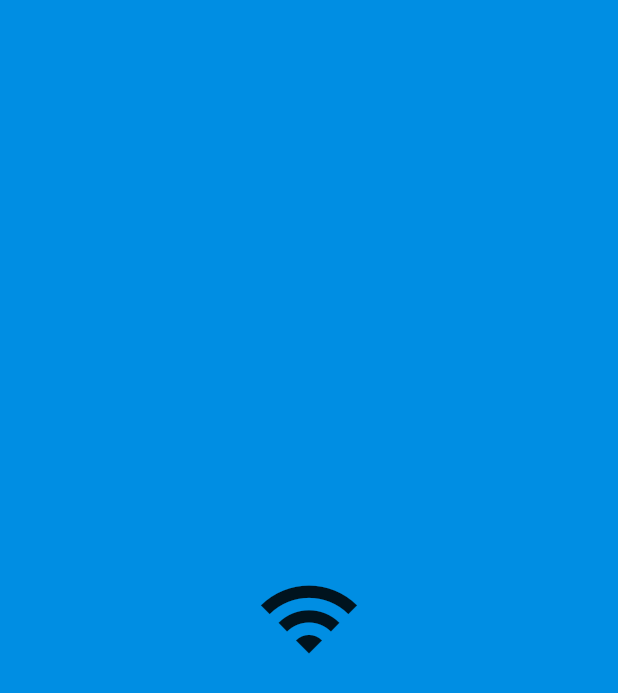
After one commit to huazi2016/flutter_study, a Flutter app: the SplashRoute screen opened by its route, on a phone screen of 412 x 824 dp. The commit adds this screen. Shown: the top 693 px of the screen. Run offline on Flutter 3.47's test engine with Material 2 defaults, Android fonts, the phone set to English and light mode, and no system bars; our stand-ins replace dio, shared_preferences, toast, webview_flutter; accounts and stored records are empty.

Commit message:
架构搭建

```diff
--- /dev/null
+++ b/lib/base/Global.dart
@@ -0,0 +1,40 @@
+import 'package:flutter_study/net/Net.dart';
+import 'package:shared_preferences/shared_preferences.dart';
+
+const String _key_profile = "_key_profile";
+
+class Global {
+  static SharedPreferences _prefs;
+
+  static SharedPreferences get prefs => _prefs; //登录用户信息
+
+  // 是否为release版
+  static bool get isRelease => true;
+
+  static Future init() async {
+    final stopwatch = Stopwatch()..start();
+
+    try {
+      //kv存储
+      _prefs = await SharedPreferences.getInstance();
+      var jsonString = _prefs.getString(_key_profile);
+      print("历史存储$jsonString");
+    } catch (e) {
+      print(e);
+    }
+    //网络库初始化
+    GitNet.init();
+    var diff = 3 * 1000 - stopwatch.elapsedMilliseconds;
+    diff = diff < 0 ? 0 : diff;
+    print("初始化耗时:$diff");
+    return Future.delayed(Duration(milliseconds: diff));
+  }
+
+  // 持久化Profile信息
+  static Future saveProfile() async {
+    // _prefs ??= await SharedPreferences.getInstance();
+    // var encode = jsonEncode(profile.toMap());
+    // _prefs.setString(_key_profile, encode);
+    // print("更新数据成功 $encode");
+  }
+}
--- /dev/null
+++ b/lib/base/NavigationService.dart
@@ -0,0 +1,35 @@
+import 'package:flutter/widgets.dart';
+
+///不需要要 BuildContext 路由
+class NavigationService {
+  factory NavigationService.getInstance() => _getInstance();
+
+  NavigationService._internal();
+
+  static NavigationService _instance;
+
+  static NavigationService _getInstance() {
+    if (_instance == null) {
+      _instance = new NavigationService._internal();
+    }
+    return _instance;
+  }
+
+  final GlobalKey<NavigatorState> navigatorKey =
+      new GlobalKey<NavigatorState>();
+
+  Future<dynamic> pushNamed(
+    String routeName, {
+    Object arguments,
+  }) {
+    return navigatorKey.currentState.pushNamed(routeName, arguments: arguments);
+  }
+
+  void pop<T extends Object>([T result]) {
+    return navigatorKey.currentState.pop(result);
+  }
+
+  BuildContext getCurrentContext() {
+    return navigatorKey.currentContext;
+  }
+}
--- /dev/null
+++ b/lib/base/RoutePages.dart
@@ -0,0 +1,21 @@
+import 'package:flutter/widgets.dart';
+import 'package:flutter_study/broswer/Broswer.dart';
+import 'package:flutter_study/login/LoginPage.dart';
+import 'package:flutter_study/splash/splashRoutes.dart';
+
+class RoutePages {
+  static const String login = "login"; //登录选择
+  static const String splash = "SplashRoute"; //登录选择
+  static const String register = "register"; //注册页面
+  static const String browser = "browser"; //注册页面
+
+
+  static Map<String, WidgetBuilder> get routes => <String, WidgetBuilder>{
+        splash: (context) => SplashRoute(),
+        login: (context) => LoginPage(),
+        browser: (context) {
+          var arguments = ModalRoute.of(context).settings.arguments;
+          return Browser(map: arguments);
+        },
+      };
+}
--- /dev/null
+++ b/lib/base/mvvm/mvvm.dart
@@ -0,0 +1,57 @@
+import 'package:flutter/material.dart';
+import 'package:provider/provider.dart';
+
+///基类封装
+class BaseWidget<T extends ChangeNotifier> extends StatefulWidget {
+  final Widget Function(BuildContext context, T model, Widget child) builder;
+  final T model;
+  final Widget child;
+  final Function(T) onModelReady;
+
+  BaseWidget({
+    Key key,
+    this.builder,
+    this.model,
+    this.child,
+    this.onModelReady,
+  }) : super(key: key);
+
+  _BaseWidgetState<T> createState() => _BaseWidgetState<T>();
+}
+
+class _BaseWidgetState<T extends ChangeNotifier> extends State<BaseWidget<T>> {
+  T model;
+
+  @override
+  void initState() {
+    model = widget.model;
+    if (widget.onModelReady != null) {
+      widget.onModelReady(model);
+    }
+    super.initState();
+  }
+
+  @override
+  Widget build(BuildContext context) {
+    return ChangeNotifierProvider<T>(
+      create: (BuildContext context) => model,
+      child: Consumer<T>(
+        builder: widget.builder,
+        child: widget.child,
+      ),
+    );
+  }
+}
+
+enum ViewState { Loading, Success, Failure, None }
+
+class BaseModel extends ChangeNotifier {
+  ViewState _state = ViewState.None;
+
+  ViewState get state => _state;
+
+  void setState(ViewState viewState) {
+    _state = viewState;
+    notifyListeners();
+  }
+}
--- /dev/null
+++ b/lib/net/Net.dart
@@ -0,0 +1,54 @@
+import 'package:dio/dio.dart';
+
+///网络错误提示
+const String networkError = 'Check the network connection';
+//一般采用单例
+var dio = Dio(BaseOptions(
+    receiveTimeout: 15 * 1000,
+    connectTimeout: 15 * 1000,
+    sendTimeout: 10 * 1000));
+
+class GitNet {
+  static init() {
+    //缓存拦截器
+    dio.interceptors.add(LogInterceptor(responseBody: true)); //开启请求日志
+    //登录授权标记
+    // dio.options.headers[HttpHeaders.authorizationHeader] = Global.profile?.token;
+
+    //证书处理
+//     if (!Global.isRelease) {
+//       (dio.httpClientAdapter as DefaultHttpClientAdapter).onHttpClientCreate =
+//           (client) {
+//         client.findProxy = (uri) {
+//           return "PROXY 10.1.10.250:8888";
+//         };
+//    代理工具会提供一个抓包的自签名证书，会通不过证书校验，所以我们禁用证书校验
+//         client.badCertificateCallback =
+//             (X509Certificate cert, String host, int port) => true;
+//       };
+//     }
+  }
+
+// Future<UploadImg> uploadImg(String localImagePath) async {
+//   print('图片 $localImagePath');
+//   var fileDio = Dio(BaseOptions(
+//       headers: {
+//         HttpHeaders.contentTypeHeader: "multipart/form-data",
+//       },
+//       receiveTimeout: 15 * 1000,
+//       connectTimeout: 15 * 1000,
+//       sendTimeout: 10 * 1000));
+//   fileDio.interceptors.add(LogInterceptor(responseBody: true));
+//   String upUrl = "";
+//   Map<String, dynamic> map = Map();
+//   map["file"] = await MultipartFile.fromFile(localImagePath);
+//
+//   ///通过FormData
+//   FormData formData = FormData.fromMap(map);
+//   var response =
+//       await fileDio.post(upUrl, data: formData, queryParameters: {});
+//   assert(response.statusCode == 200);
+//   return UploadImg.fromJson(response.data);
+// }
+
+}
--- /dev/null
+++ b/lib/splash/splashRoutes.dart
@@ -0,0 +1,52 @@
+import 'package:flutter/material.dart';
+import 'package:flutter/services.dart';
+import 'package:flutter_study/base/Global.dart';
+import 'package:flutter_study/base/RoutePages.dart';
+import 'package:flutter_study/base/mvvm/mvvm.dart';
+import 'package:flutter_study/styles/colors.dart';
+
+class SplashRoute extends StatelessWidget {
+  final _viewModel = SplashViewModel();
+
+  @override
+  Widget build(BuildContext context) {
+    return BaseWidget<SplashViewModel>(
+      model: _viewModel,
+      builder: (context, model, child) => Scaffold(
+        body: Container(
+          child: _buildBody(model),
+        ),
+      ),
+      onModelReady: (model) async {
+        //发起网络请求
+        await model.doInit();
+        //此处可以判断防止重复登录
+        Navigator.of(context).pushNamedAndRemoveUntil(
+            RoutePages.login, (Route<dynamic> route) => false);
+      },
+    );
+  }
+
+  Widget _buildBody(SplashViewModel model) {
+    return Container(
+      color: MainColors.mainColor,
+      child: Center(
+        child: Icon(
+          Icons.wifi_outlined,
+          size: 70,
+        ),
+      ),
+    );
+  }
+}
+
+/// viewModel
+class SplashViewModel extends BaseModel {
+  //region ========== 示例 ==========
+  doInit() async {
+    SystemChannels.textInput.invokeMethod('TextInput.hide');
+    await Global.init();
+  }
+//endregion
+
+}
--- /dev/null
+++ b/lib/styles/colors.dart
@@ -0,0 +1,167 @@
+import 'dart:ui';
+
+import 'package:flutter/material.dart';
+
+/// 黄金色
+class _GoldenColors {
+  /// [FFC991]
+  Color normal = const Color(0xFFF8E765);
+
+  /// [6C5B48]
+  Color light = const Color(0xFFC19E69);
+}
+
+/// 渐变色集合
+class _Gradient {
+  /// 黄金渐变色
+  /// [左下]-[右上]
+  LinearGradient golden = const LinearGradient(
+    begin: Alignment.topCenter,
+    end: Alignment.bottomCenter,
+    colors: [
+      const Color(0xFFCFB381),
+      const Color(0xFFC09D67),
+    ],
+  );
+
+  LinearGradient lightGolden = const LinearGradient(
+    begin: Alignment.topCenter,
+    end: Alignment.bottomCenter,
+    colors: [
+      const Color(0xFFF1E38B),
+      const Color(0xFFEBCC6E),
+      const Color(0xFFE6B34E),
+    ],
+  );
+
+  /// 紫色渐变色
+  /// [左下]-[右上]
+  LinearGradient purple = const LinearGradient(
+    begin: Alignment.topLeft,
+    end: Alignment.bottomRight,
+    colors: [
+      const Color(0xFF6B3DC8),
+      const Color(0xFFAF3FBE),
+      const Color(0xFFF241B5),
+    ],
+  );
+
+  /// 绿色渐变色
+  /// [左下]-[右上]
+  LinearGradient success = const LinearGradient(
+    begin: Alignment.bottomLeft,
+    end: Alignment.topRight,
+    stops: [0, 0.17, 1],
+    colors: [
+      const Color(0xFF0B732D),
+      const Color(0xFF0B732D),
+      const Color(0xFF90CF6E)
+    ],
+  );
+
+  /// 红色渐变色
+  /// [左下]-[右上]
+  LinearGradient error = LinearGradient(
+    begin: Alignment.bottomLeft,
+    end: Alignment.topRight,
+    stops: [0, 0.17, 1],
+    colors: [
+      const Color(0xFF730B0B),
+      const Color(0xFF730B0B),
+      const Color(0xFFFE3E2B)
+    ],
+  );
+
+  /// 蓝色渐变色
+  /// [左下]-[右上]
+  LinearGradient superLike = LinearGradient(
+    begin: Alignment.bottomLeft,
+    end: Alignment.topRight,
+    colors: [const Color(0xFF008EE3), const Color(0xFF7CD3F3)],
+  );
+
+  /// 橘色渐变
+  /// [左下]-[右上]
+  LinearGradient orange = LinearGradient(
+    begin: Alignment.bottomLeft,
+    end: Alignment.topRight,
+    colors: [const Color(0xFFFF5D00), const Color(0xFFFFAE25)],
+  );
+}
+
+/// 文字颜色
+class _Content {
+  /// [B4B4B4]
+  Color title = Color(0xFFB4B4B4);
+
+  /// [646464]
+  Color subTitle = Color(0xFF646464);
+
+  /// [323232]
+  Color dartText = Color(0xFF323232);
+
+  /// [FFFFFF]
+  Color light = Colors.white;
+
+  Color primary = Color(0xFF333333);
+}
+
+/// 背景色
+class _Background {
+  /// [1E1E1E]
+  Color normal = const Color(0xFF121A42);
+
+  /// [323232]
+  Color light = const Color(0xFF323232);
+
+  /// [000000]
+  Color dark = Colors.black;
+
+  /// [141414]
+  Color edit = const Color(0xFF141414);
+}
+
+class _Button {
+  /// [FF5D00]
+  Color primary = Color(0XFFFF5D00);
+
+  /// [323232]
+  Color secondary = Color(0xFF323232);
+
+  //注册页面
+  BoxDecoration get customBtn => new BoxDecoration(
+        borderRadius: BorderRadius.circular(56),
+        shape: BoxShape.rectangle,
+        color: Colors.white,
+      );
+
+  BoxDecoration get colorBtn => new BoxDecoration(
+        borderRadius: BorderRadius.circular(56),
+        shape: BoxShape.rectangle,
+        gradient: MainColors.gradient.golden,
+      );
+}
+
+class MainColors {
+  static const Color mainColor = Color(0xFF008EE3);
+  static const Color txtColor = Color(0xff848087);
+  static const Color grayTxt = Color(0xff3D3C3F);
+  static const Color line = Color(0xff3A383C);
+
+  static _GoldenColors golden = _GoldenColors();
+  static _Gradient gradient = _Gradient();
+  static _Content content = _Content();
+  static _Background background = _Background();
+  static _Button button = _Button();
+}
+
+class Texts {
+  static TextStyle title1 = TextStyle(
+    color: MainColors.content.light,
+    fontSize: 18,
+  );
+  static TextStyle text1 = TextStyle(
+    color: MainColors.content.title,
+    fontSize: 14,
+  );
+}
--- /dev/null
+++ b/lib/styles/img.dart
@@ -0,0 +1,2 @@
+const String icon = "assets/icon";
+const String signIcon = "$icon/";
--- a/pubspec.yaml
+++ b/pubspec.yaml
@@ -31,6 +31,10 @@ dependencies:
   toast: ^0.1.5
   dio: ^4.0.0
   shared_preferences: ^2.0.5
+  #网页支持
+  webview_flutter: ^1.0.6
+  #状态管理
+  provider: ^4.3.2
 
 dev_dependencies:
   flutter_test:
```
Also changed, not shown: lib/base/page.dart (added, +44 -0 lines), lib/broswer/Broswer.dart (added, +41 -0 lines), lib/login/LoginPage.dart (+19 -3 lines), lib/main.dart (+24 -5 lines), lib/state/notifer.dart (added, +12 -0 lines), pubspec.lock.
